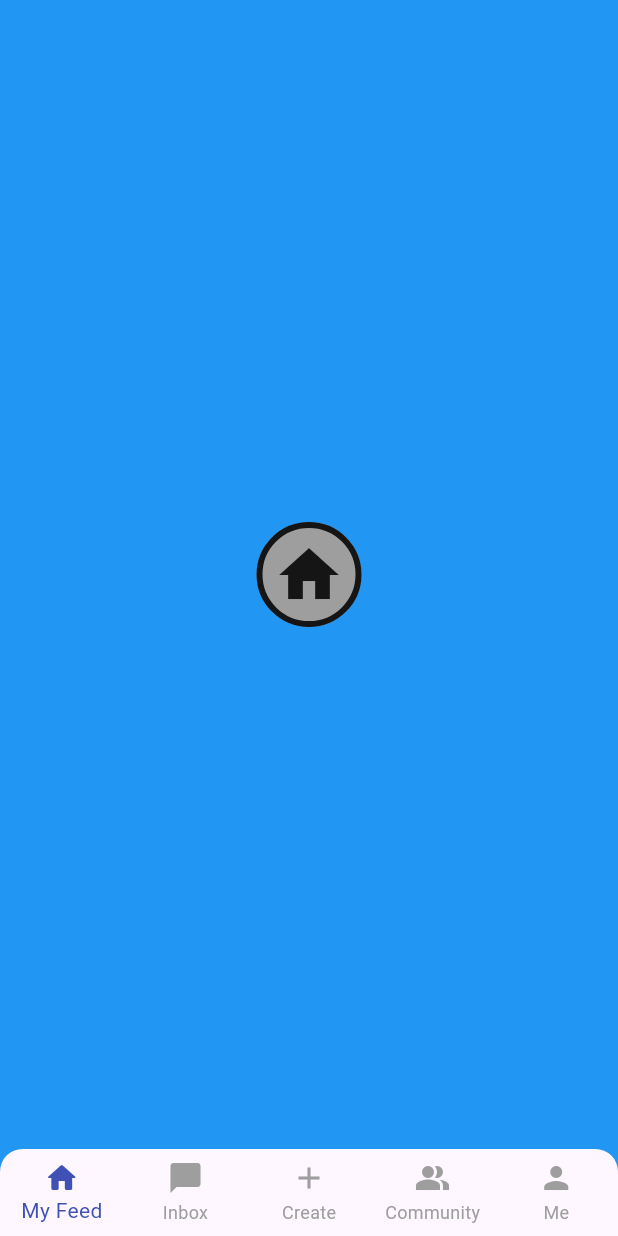
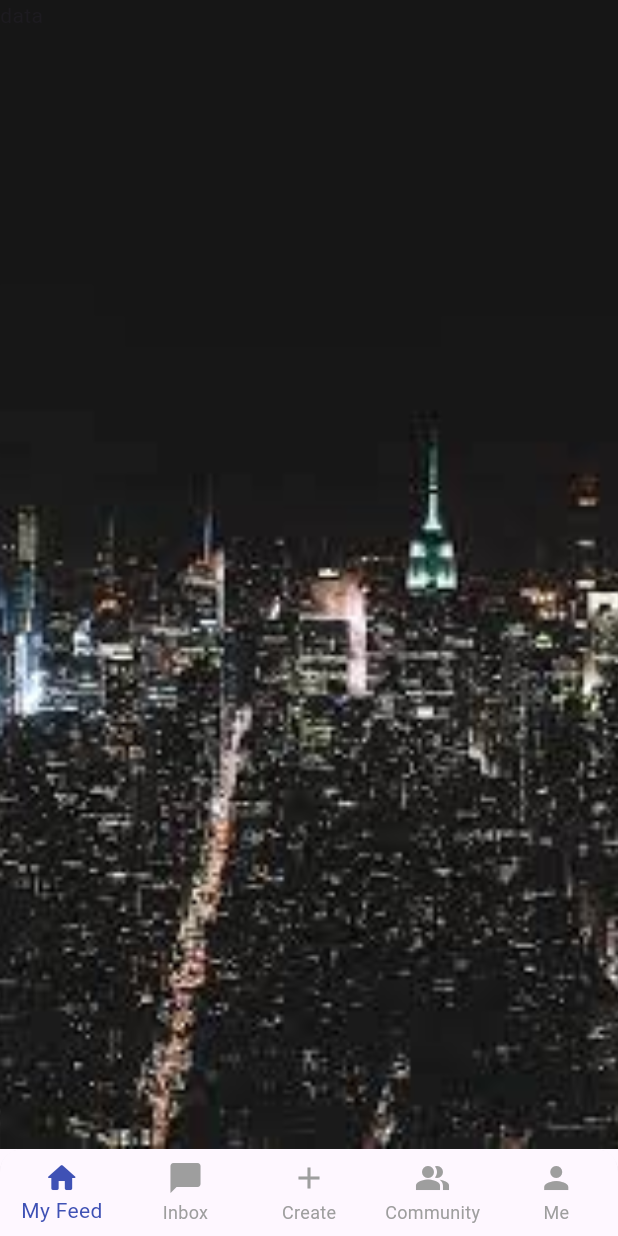
Before and after one commit to Musaddiq625/chat_app_white_label, a Flutter app: the screen it shows after launch, on a phone screen of 412 x 824 dp. Run offline on Flutter 3.47's test engine with Material 3 defaults, Android fonts, the phone set to English and light mode, and no system bars; our stand-ins replace bloc, cached_network_image, camera, cloud_firestore, contacts_service, country_code_picker and 16 more; missing offline and left inert: agora_rtc_engine, flutter_sound_lite, video_thumbnail, voice_message_package; accounts and stored records are empty.

Commit message:
added background image, UIScaffold, appconstqants, bottomsheet

```diff
--- a/lib/src/components/bottom_nav_componenet.dart
+++ b/lib/src/components/bottom_nav_componenet.dart
@@ -1,3 +1,6 @@
+import 'package:chat_app_white_label/src/components/bottom_sheet_component.dart';
+import 'package:chat_app_white_label/src/components/ui_scaffold.dart';
+import 'package:chat_app_white_label/src/constants/image_constants.dart';
 import 'package:flutter/material.dart';
 
 import 'icon_component.dart';
@@ -13,48 +16,52 @@ class _BottomNavBarState extends State<BottomNavBar> {
   int _selectedIndex = 0;
   static const TextStyle optionStyle =
       TextStyle(fontSize: 30, fontWeight: FontWeight.bold);
-  static  final List<Widget> _widgetOptions = <Widget>[
-
-    CustomIconWidget(
-      iconData: Icons.home, // Example icon
-      iconSize:   48.0, // Larger icon size
-      iconColor: Colors.black87, // Blue color
-      borderSize:   4.0, // Larger border size
-      borderColor: Colors.black87, // Red border color
-      circleSize:   70.0, // Increased circle size
-    ),
+  static final List<Widget> _widgetOptions = <Widget>[
+    UIScaffold(
+        bgImage: AssetConstants.backgroundImage,
+        widget: Column(
+          children: [Text('data')],
+        )),
+    // CustomIconWidget(
+    //   iconData: Icons.home, // Example icon
+    //   iconSize: 48.0, // Larger icon size
+    //   iconColor: Colors.black87, // Blue color
+    //   borderSize: 4.0, // Larger border size
+    //   borderColor: Colors.black87, // Red border color
+    //   circleSize: 70.0, // Increased circle size
+    // ),
     CustomIconWidget(
       iconData: Icons.chat_bubble, // Example icon
-      iconSize:  48.0, // Larger size
+      iconSize: 48.0, // Larger size
       iconColor: Colors.black87, // Blue color
-      borderSize:   4.0, // Larger border size
+      borderSize: 4.0, // Larger border size
       borderColor: Colors.black87,
       backgroundColor: Colors.grey,
-      circleSize:   70.0,// Red border color
+      circleSize: 70.0, // Red border color
     ),
     CustomIconWidget(
       iconData: Icons.add, // Example icon
-      iconSize:  48.0, // Larger size
+      iconSize: 48.0, // Larger size
       iconColor: Colors.black87, // Blue color
-      borderSize:   4.0, // Larger border size
+      borderSize: 4.0, // Larger border size
       borderColor: Colors.black87,
-      circleSize:   70.0,// Red border color
+      circleSize: 70.0, // Red border color
     ),
     CustomIconWidget(
       iconData: Icons.people_alt, // Example icon
-      iconSize:  48.0, // Larger size
+      iconSize: 48.0, // Larger size
       iconColor: Colors.black87, // Blue color
-      borderSize:   4.0, // Larger border size
+      borderSize: 4.0, // Larger border size
       borderColor: Colors.black87,
-      circleSize:   70.0,// Red border color
+      circleSize: 70.0, // Red border color
     ),
     CustomIconWidget(
       iconData: Icons.person, // Example icon
-      iconSize:  48.0, // Larger size
+      iconSize: 48.0, // Larger size
       iconColor: Colors.black87, // Blue color
-      borderSize:   4.0, // Larger border size
+      borderSize: 4.0, // Larger border size
       borderColor: Colors.black87,
-      circleSize:   70.0,// Red border color
+      circleSize: 70.0, // Red border color
     ),
   ];
 
@@ -67,10 +74,14 @@ class _BottomNavBarState extends State<BottomNavBar> {
   @override
   Widget build(BuildContext context) {
     return Scaffold(
-      backgroundColor: Colors.blue,
+      // backgroundColor: Colors.blue,
       body: Center(
-        child: Container(
-            child: _widgetOptions.elementAt(_selectedIndex)),
+        child: GestureDetector(
+            onTap: () => BottomSheetComponent.showBottomSheet(context,
+                body: Container(
+                  child: Icon(Icons.delete),
+                )),
+            child: Container(child: _widgetOptions.elementAt(_selectedIndex))),
       ),
       bottomNavigationBar: ClipRRect(
         borderRadius: BorderRadius.vertical(top: Radius.circular(15.0)),
@@ -80,8 +91,7 @@ class _BottomNavBarState extends State<BottomNavBar> {
             BottomNavigationBarItem(
                 icon: Icon(Icons.home_rounded),
                 label: 'My Feed',
-                backgroundColor: Colors.white
-            ),
+                backgroundColor: Colors.white),
             BottomNavigationBarItem(
                 icon: Icon(Icons.chat_bubble),
                 label: 'Inbox',
--- /dev/null
+++ b/lib/src/components/ui_scaffold.dart
@@ -0,0 +1,108 @@
+import 'package:cached_network_image/cached_network_image.dart';
+import 'package:chat_app_white_label/src/constants/app_constants.dart';
+import 'package:chat_app_white_label/src/constants/color_constants.dart';
+import 'package:chat_app_white_label/src/utils/string_utils.dart';
+import 'package:flutter/material.dart';
+//scaffold use in whole application
+
+class UIScaffold extends StatefulWidget {
+  final Widget widget;
+  final Widget? bottomSheet;
+  final Widget? appBar;
+  final Widget? bottomNavigationBar;
+  final bool removeSafeAreaPadding;
+  final double appBarHeight;
+  final Color? bgColor;
+  final String? bgImage;
+  final bool resizeToAvoidBottomInset;
+  final bool extendBody;
+  final Widget? floatingActionButton;
+  final double toolBarHeight;
+  final GlobalKey<ScaffoldState>? scaffoldKey;
+  final Widget? drawer;
+  final FloatingActionButtonLocation? floatingActionButtonLocation;
+
+  const UIScaffold(
+      {Key? key,
+      required this.widget,
+      this.bottomNavigationBar,
+      this.removeSafeAreaPadding = true,
+      this.appBarHeight = 60,
+      this.bgColor,
+      this.resizeToAvoidBottomInset = true,
+      this.bgImage,
+      this.floatingActionButton,
+      this.appBar,
+      this.toolBarHeight = kToolbarHeight,
+      this.scaffoldKey,
+      this.bottomSheet,
+      this.drawer,
+      this.floatingActionButtonLocation,
+      this.extendBody = false})
+      : super(key: key);
+
+  @override
+  State<UIScaffold> createState() => _UIScaffoldState();
+}
+
+class _UIScaffoldState extends State<UIScaffold> {
+  @override
+  Widget build(BuildContext context) {
+    return SafeArea(
+      right: !widget.removeSafeAreaPadding,
+      left: !widget.removeSafeAreaPadding,
+      bottom: !widget.removeSafeAreaPadding,
+      top: !widget.removeSafeAreaPadding,
+      child: Container(
+        decoration: widget.bgImage != null &&
+                StringUtil.getLength(
+                      widget.bgImage,
+                      length: 8,
+                      fromStart: true,
+                    ) ==
+                    AppConstants.httpsSlash
+            ? BoxDecoration(
+                image: DecorationImage(
+                  image: CachedNetworkImageProvider(
+                    widget.bgImage!,
+                  ),
+                  fit: BoxFit.cover,
+                ),
+              )
+            : widget.bgImage == null
+                ? BoxDecoration()
+                : BoxDecoration(
+                    image: DecorationImage(
+                      image: AssetImage(
+                        widget.bgImage!,
+                      ),
+                      fit: BoxFit.cover,
+                    ),
+                  ),
+        child: Scaffold(
+          drawer: widget.drawer,
+          extendBody: widget.extendBody,
+          backgroundColor: widget.bgImage == null
+              ? widget.bgColor
+              : ColorConstants.transparent,
+          resizeToAvoidBottomInset: widget.resizeToAvoidBottomInset,
+          body: widget.widget,
+          key: widget.scaffoldKey,
+          bottomNavigationBar: widget.bottomNavigationBar,
+          floatingActionButton: widget.floatingActionButton,
+          floatingActionButtonLocation: widget.floatingActionButtonLocation,
+          appBar: widget.appBar != null
+              ? PreferredSize(
+                  preferredSize: Size(
+                    double.infinity,
+                    widget.toolBarHeight,
+                  ),
+                  child: widget.appBar!,
+                )
+              : null,
+          bottomSheet: widget.bottomSheet,
+        ),
+      ),
+    );
+  }
+}
--- /dev/null
+++ b/lib/src/constants/app_constants.dart
@@ -0,0 +1,3 @@
+class AppConstants {
+  static const String httpsSlash = 'https://';
+}
--- a/lib/src/constants/image_constants.dart
+++ b/lib/src/constants/image_constants.dart
@@ -4,4 +4,5 @@ class AssetConstants {
   static const String logo = "$images/logo.jpg";
   static const String profile = "$images/profile.jpg";
   static const String group = "$images/group.jpg";
+  static const String backgroundImage = "$images/backgroundImage.jpg";
 }
--- /dev/null
+++ b/lib/src/utils/string_utils.dart
@@ -0,0 +1,32 @@
+import 'dart:convert';
+import 'dart:math';
+
+import 'package:chat_app_white_label/src/utils/logger_util.dart';
+
+class StringUtil {
+  static String getRandString(int len) {
+    var random = Random.secure();
+    var values = List<int>.generate(len, (i) => random.nextInt(255));
+    return base64UrlEncode(values);
+  }
+
+  /// getLength('FirstSecondThird',length: 5,fromStart: true); //First
+  /// getLength('FirstSecondThird',length: 5,fromEnd: true); // Third
+  static String getLength(
+    String? str, {
+    required int length,
+    bool fromStart = false,
+    bool fromEnd = false,
+  }) {
+    try {
+      if (str == null || str == '') return '';
+      if (fromStart) return str.substring(0, length);
+      if (fromEnd) return str.substring(str.length - length, str.length);
+      return '';
+    } catch (e) {
+      LoggerUtil.logs('getLength error str=$str length=$length '
+          'fromStart=$fromStart fromEnd=$fromEnd $e');
+      return '';
+    }
+  }
+}
```
Also changed, not shown: lib/src/components/bottom_sheet_component.dart (added, +102 -0 lines), assets/images/backgroundImage.jpg (added).
